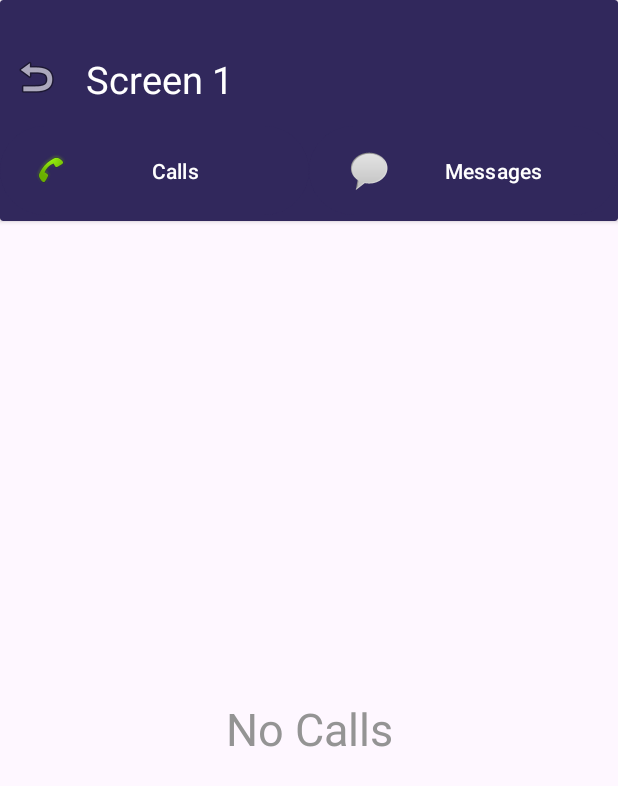
After one commit to ARK2625123/SMD_Ass_2, an Android app: the fragcall screen opened directly, with no data from a screen before it, on a phone screen of 412 x 824 dp. The commit adds this screen. Shown: the top 786 px of the screen. Run offline under Robolectric (Android 15) with nearby library versions, the phone set to English and light mode, and no system bars.

Commit message:
Added proper fragments functionality, so Screen1 and log in are complete

```diff
--- a/SMD_1/app/src/main/AndroidManifest.xml
+++ b/SMD_1/app/src/main/AndroidManifest.xml
@@ -21,7 +21,8 @@
                 <category android:name="android.intent.category.LAUNCHER" />
             </intent-filter>
         </activity>
-        <activity android:name=".Screen1"></activity>
+        <activity android:name=".Screen1" android:exported="false"></activity>
+
 
     </application>
 
--- a/SMD_1/app/src/main/java/com/example/smd_1/Screen1.java
+++ b/SMD_1/app/src/main/java/com/example/smd_1/Screen1.java
@@ -8,9 +8,14 @@ import android.widget.ImageButton;
 
 import androidx.activity.EdgeToEdge;
 import androidx.appcompat.app.AppCompatActivity;
+import androidx.fragment.app.Fragment;
+import androidx.fragment.app.FragmentManager;
 
 public class Screen1 extends AppCompatActivity {
 ImageButton Bback;
+Button call,message;
+Fragment fragCall,fragMessage;
+FragmentManager manager;
     @Override
     protected void onCreate(Bundle savedInstanceState) {
         super.onCreate(savedInstanceState);
@@ -24,6 +29,32 @@ ImageButton Bback;
                 startActivity(intent);
                 finish();
             }
+
+        });
+        manager=getSupportFragmentManager();
+
+        manager.beginTransaction()
+                .replace(R.id.frag_container, fragCall)
+                .commit();
+
+
+
+        call.setOnClickListener(new View.OnClickListener() {
+            @Override
+            public void onClick(View v) {
+                getSupportFragmentManager().beginTransaction()
+                        .replace(R.id.frag_container, fragCall)
+                        .commit();
+            }
+        });
+
+        message.setOnClickListener(new View.OnClickListener() {
+            @Override
+            public void onClick(View v) {
+                getSupportFragmentManager().beginTransaction()
+                        .replace(R.id.frag_container, fragMessage)
+                        .commit();
+            }
         });
 
 
@@ -31,7 +62,12 @@ ImageButton Bback;
     }
     public void init()
     {
+
         Bback=findViewById(R.id.Bback);
+        call=findViewById(R.id.call);
+        message=findViewById(R.id.message);
+        fragCall=new fragcall();
+        fragMessage=new fragmessage();
     }
 
 
--- /dev/null
+++ b/SMD_1/app/src/main/java/com/example/smd_1/fragcall.java
@@ -0,0 +1,66 @@
+package com.example.smd_1;
+
+import android.os.Bundle;
+
+import androidx.fragment.app.Fragment;
+
+import android.view.LayoutInflater;
+import android.view.View;
+import android.view.ViewGroup;
+
+/**
+ * A simple {@link Fragment} subclass.
+ * Use the {@link fragcall#newInstance} factory method to
+ * create an instance of this fragment.
+ */
+public class fragcall extends Fragment {
+
+    // TODO: Rename parameter arguments, choose names that match
+    // the fragment initialization parameters, e.g. ARG_ITEM_NUMBER
+    private static final String ARG_PARAM1 = "param1";
+    private static final String ARG_PARAM2 = "param2";
+
+    // TODO: Rename and change types of parameters
+    private String mParam1;
+    private String mParam2;
+
+    public fragcall() {
+        // Required empty public constructor
+    }
+
+    /**
+     * Use this factory method to create a new instance of
+     * this fragment using the provided parameters.
+     *
+     * @param param1 Parameter 1.
+     * @param param2 Parameter 2.
+     * @return A new instance of fragment fragcall.
+     */
+    // TODO: Rename and change types and number of parameters
+    public static fragcall newInstance(String param1, String param2) {
+        fragcall fragment = new fragcall();
+        Bundle args = new Bundle();
+        args.putString(ARG_PARAM1, param1);
+        args.putString(ARG_PARAM2, param2);
+        fragment.setArguments(args);
+        return fragment;
+    }
+
+    @Override
+    public void onCreate(Bundle savedInstanceState) {
+        super.onCreate(savedInstanceState);
+        if (getArguments() != null) {
+            mParam1 = getArguments().getString(ARG_PARAM1);
+            mParam2 = getArguments().getString(ARG_PARAM2);
+        }
+    }
+
+    @Override
+    public View onCreateView(LayoutInflater inflater, ViewGroup container,
+                             Bundle savedInstanceState) {
+        // Inflate the layout for this fragment
+        return inflater.inflate(R.layout.call_frag, container, false);
+
+    }
+
+}
--- /dev/null
+++ b/SMD_1/app/src/main/java/com/example/smd_1/fragmessage.java
@@ -0,0 +1,64 @@
+package com.example.smd_1;
+
+import android.os.Bundle;
+
+import androidx.fragment.app.Fragment;
+
+import android.view.LayoutInflater;
+import android.view.View;
+import android.view.ViewGroup;
+
+/**
+ * A simple {@link Fragment} subclass.
+ * Use the {@link fragmessage#newInstance} factory method to
+ * create an instance of this fragment.
+ */
+public class fragmessage extends Fragment {
+
+    // TODO: Rename parameter arguments, choose names that match
+    // the fragment initialization parameters, e.g. ARG_ITEM_NUMBER
+    private static final String ARG_PARAM1 = "param1";
+    private static final String ARG_PARAM2 = "param2";
+
+    // TODO: Rename and change types of parameters
+    private String mParam1;
+    private String mParam2;
+
+    public fragmessage() {
+        // Required empty public constructor
+    }
+
+    /**
+     * Use this factory method to create a new instance of
+     * this fragment using the provided parameters.
+     *
+     * @param param1 Parameter 1.
+     * @param param2 Parameter 2.
+     * @return A new instance of fragment fragmessage.
+     */
+    // TODO: Rename and change types and number of parameters
+    public static fragmessage newInstance(String param1, String param2) {
+        fragmessage fragment = new fragmessage();
+        Bundle args = new Bundle();
+        args.putString(ARG_PARAM1, param1);
+        args.putString(ARG_PARAM2, param2);
+        fragment.setArguments(args);
+        return fragment;
+    }
+
+    @Override
+    public void onCreate(Bundle savedInstanceState) {
+        super.onCreate(savedInstanceState);
+        if (getArguments() != null) {
+            mParam1 = getArguments().getString(ARG_PARAM1);
+            mParam2 = getArguments().getString(ARG_PARAM2);
+        }
+    }
+
+    @Override
+    public View onCreateView(LayoutInflater inflater, ViewGroup container,
+                             Bundle savedInstanceState) {
+        // Inflate the layout for this fragment
+        return inflater.inflate(R.layout.message_frag, container, false);
+    }
+}
--- /dev/null
+++ b/SMD_1/app/src/main/res/layout/call_frag.xml
@@ -0,0 +1,21 @@
+<?xml version="1.0" encoding="utf-8"?>
+<FrameLayout xmlns:android="http://schemas.android.com/apk/res/android"
+    xmlns:tools="http://schemas.android.com/tools"
+    android:layout_width="match_parent"
+    android:layout_height="match_parent"
+    tools:context=".fragcall">
+
+    <!-- TODO: Update blank fragment layout -->
+
+
+        <TextView
+            android:layout_width="match_parent"
+            android:layout_height="match_parent"
+            android:text="@string/no_calls"
+            android:gravity="center"
+            android:textSize="30sp"
+            android:textColor="@color/Hint"
+            />
+
+
+</FrameLayout>
--- a/SMD_1/app/src/main/res/layout/callfrag.xml
+++ /dev/null
@@ -1,6 +0,0 @@
-<?xml version="1.0" encoding="utf-8"?>
-<androidx.constraintlayout.widget.ConstraintLayout xmlns:android="http://schemas.android.com/apk/res/android"
-    android:layout_width="match_parent"
-    android:layout_height="match_parent">
-
-</androidx.constraintlayout.widget.ConstraintLayout>
--- a/SMD_1/app/src/main/res/layout/messagefrag.xml
+++ /dev/null
@@ -1,6 +0,0 @@
-<?xml version="1.0" encoding="utf-8"?>
-<androidx.constraintlayout.widget.ConstraintLayout xmlns:android="http://schemas.android.com/apk/res/android"
-    android:layout_width="match_parent"
-    android:layout_height="match_parent">
-
-</androidx.constraintlayout.widget.ConstraintLayout>
--- a/SMD_1/app/src/main/res/layout/screen_1.xml
+++ b/SMD_1/app/src/main/res/layout/screen_1.xml
@@ -37,7 +37,7 @@
                 <TextView
                     android:layout_width="wrap_content"
                     android:layout_height="wrap_content"
-                    android:text="Screen 1"
+                    android:text="@string/screen_1"
                     android:textColor="@color/white"
                     android:textSize="25sp" />
             </LinearLayout>
@@ -52,27 +52,23 @@
                     android:layout_height="67dp"
                     android:layout_weight="1"
                     android:text="@string/calls"
+                    android:id="@+id/call"
                     android:textColor="@color/white"
-                    android:backgroundTint="@color/Selected"
+                    android:backgroundTint="@color/navyblue"
                     android:drawableLeft="@android:drawable/stat_sys_phone_call"
                     />
-<!--                    android:background=""-->
 
-<!--                    -->
 
 
                 <Button
-                    android:layout_width="wrap_content"
+                    android:layout_width="154dp"
                     android:layout_height="67dp"
                     android:layout_weight="1"
                     android:text="@string/messages"
+                    android:id="@+id/message"
                     android:textColor="@color/white"
                     android:backgroundTint="@color/navyblue"
                     android:drawableLeft="@android:drawable/sym_action_chat"/>
-
-
-
-
             </LinearLayout>
         </LinearLayout>
 
@@ -81,22 +77,26 @@
 
     <LinearLayout
         android:layout_width="match_parent"
-        android:layout_height="wrap_content">
+        android:layout_height="match_parent"
+        android:layout_gravity="center_vertical"
+        android:id="@+id/frag_container"
+        >
+
         <fragment
-                android:id="@+id/Callfrag"
-                android:name="com.example.smd_1.Callfrag"
+            android:id="@+id/fragcall"
+            android:name="com.example.smd_1.fragcall"
             android:layout_width="0dp"
             android:layout_height="match_parent"
             android:layout_weight="1"
-                tools:layout="@layout/callfrag" />
+            tools:layout="@layout/call_frag" />
 
         <fragment
-                android:id="@+id/Messagefrag"
-                android:name="com.example.Messagefrag"
+            android:id="@+id/fragmessage"
+            android:name="com.example.smd_1.fragmessage"
             android:layout_width="0dp"
             android:layout_height="match_parent"
-                android:layout_weight="2"
-                tools:layout = "@layout/fragment_detail" />
+            android:layout_weight="1"
+            tools:layout="@layout/message_frag" />
     </LinearLayout>
 
 
```
Also changed, not shown: SMD_1/app/src/main/res/layout/activity_main.xml (+9 -9 lines), SMD_1/app/src/main/res/layout/message_frag.xml (added, +18 -0 lines), SMD_1/app/src/main/res/values/strings.xml (+14 -0 lines). Lines whose indentation alone changed are shown as unchanged.
